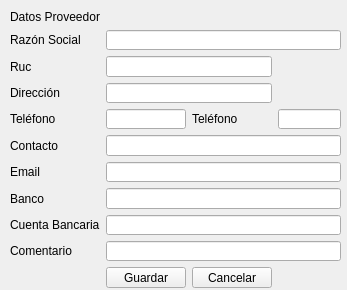
benArambide/ProyFinal-IS2, file ui_datos_proveedor.ui: the form before one commit.
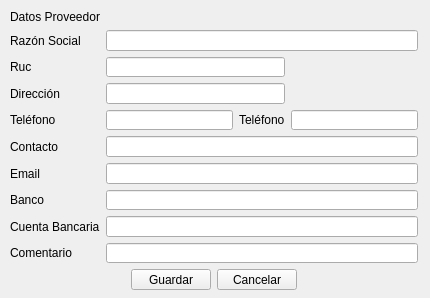
The form after the commit.

The edit to the form file:
```diff
--- a/ui_datos_proveedor.ui
+++ b/ui_datos_proveedor.ui
@@ -6,8 +6,8 @@
    <rect>
     <x>0</x>
     <y>0</y>
-    <width>347</width>
-    <height>290</height>
+    <width>430</width>
+    <height>298</height>
    </rect>
   </property>
   <property name="windowTitle">
@@ -18,8 +18,8 @@
     <rect>
      <x>10</x>
      <y>10</y>
-     <width>331</width>
-     <height>278</height>
+     <width>408</width>
+     <height>280</height>
     </rect>
    </property>
    <layout class="QGridLayout" name="gridLayout">
@@ -37,6 +37,9 @@
       </property>
      </widget>
     </item>
+    <item row="1" column="2" colspan="3">
+     <widget class="QLineEdit" name="lineEdit_razon_social"/>
+    </item>
     <item row="2" column="1">
      <widget class="QLabel" name="label_3">
       <property name="text">
@@ -44,6 +47,9 @@
       </property>
      </widget>
     </item>
+    <item row="2" column="2" colspan="2">
+     <widget class="QLineEdit" name="lineEdit_ruc"/>
+    </item>
     <item row="3" column="1">
      <widget class="QLabel" name="label_4">
       <property name="text">
@@ -51,6 +57,9 @@
       </property>
      </widget>
     </item>
+    <item row="3" column="2" colspan="2">
+     <widget class="QLineEdit" name="lineEdit_direccion"/>
+    </item>
     <item row="4" column="1">
      <widget class="QLabel" name="label_5">
       <property name="text">
@@ -58,6 +67,9 @@
       </property>
      </widget>
     </item>
+    <item row="4" column="2">
+     <widget class="QLineEdit" name="lineEdit_telefono1"/>
+    </item>
     <item row="4" column="3">
      <widget class="QLabel" name="label_6">
       <property name="text">
@@ -65,6 +77,9 @@
       </property>
      </widget>
     </item>
+    <item row="4" column="4">
+     <widget class="QLineEdit" name="lineEdit_telefono2"/>
+    </item>
     <item row="5" column="1">
      <widget class="QLabel" name="label_7">
       <property name="text">
@@ -72,37 +87,18 @@
       </property>
      </widget>
     </item>
-    <item row="1" column="2" colspan="3">
-     <widget class="QLineEdit" name="lineEdit_2"/>
-    </item>
-    <item row="2" column="2" colspan="2">
-     <widget class="QLineEdit" name="lineEdit_3"/>
-    </item>
-    <item row="3" column="2" colspan="2">
-     <widget class="QLineEdit" name="lineEdit_4"/>
-    </item>
-    <item row="4" column="2">
-     <widget class="QLineEdit" name="lineEdit_5"/>
-    </item>
-    <item row="4" column="4">
-     <widget class="QLineEdit" name="lineEdit_6"/>
-    </item>
     <item row="5" column="2" colspan="3">
      <widget class="QLineEdit" name="lineEdit_7"/>
     </item>
-    <item row="10" column="2">
-     <widget class="QPushButton" name="pushButton">
+    <item row="6" column="1">
+     <widget class="QLabel" name="label_10">
       <property name="text">
-       <string>Guardar</string>
+       <string>Email</string>
       </property>
      </widget>
     </item>
-    <item row="10" column="3">
-     <widget class="QPushButton" name="pushButton_2">
-      <property name="text">
-       <string>Cancelar</string>
-      </property>
-     </widget>
+    <item row="6" column="2" colspan="3">
+     <widget class="QLineEdit" name="lineEdit_email"/>
     </item>
     <item row="7" column="1">
      <widget class="QLabel" name="label_8">
@@ -111,6 +107,9 @@
       </property>
      </widget>
     </item>
+    <item row="7" column="2" colspan="3">
+     <widget class="QLineEdit" name="lineEdit_nombre_banco"/>
+    </item>
     <item row="8" column="1">
      <widget class="QLabel" name="label_9">
       <property name="text">
@@ -118,12 +117,8 @@
       </property>
      </widget>
     </item>
-    <item row="6" column="1">
-     <widget class="QLabel" name="label_10">
-      <property name="text">
-       <string>Email</string>
-      </property>
-     </widget>
+    <item row="8" column="2" colspan="3">
+     <widget class="QLineEdit" name="lineEdit_numero_cuenta"/>
     </item>
     <item row="9" column="1">
      <widget class="QLabel" name="label_11">
@@ -132,17 +127,52 @@
       </property>
      </widget>
     </item>
-    <item row="6" column="2" colspan="3">
-     <widget class="QLineEdit" name="lineEdit"/>
-    </item>
-    <item row="7" column="2" colspan="3">
-     <widget class="QLineEdit" name="lineEdit_8"/>
-    </item>
-    <item row="8" column="2" colspan="3">
-     <widget class="QLineEdit" name="lineEdit_9"/>
-    </item>
     <item row="9" column="2" colspan="3">
-     <widget class="QLineEdit" name="lineEdit_10"/>
+     <widget class="QLineEdit" name="lineEdit_comentario"/>
+    </item>
+    <item row="10" column="1" colspan="4">
+     <layout class="QHBoxLayout" name="horizontalLayout">
+      <item>
+       <spacer name="horizontalSpacer">
+        <property name="orientation">
+         <enum>Qt::Horizontal</enum>
+        </property>
+        <property name="sizeHint" stdset="0">
+         <size>
+          <width>40</width>
+          <height>20</height>
+         </size>
+        </property>
+       </spacer>
+      </item>
+      <item>
+       <widget class="QPushButton" name="pushButton_save">
+        <property name="text">
+         <string>Guardar</string>
+        </property>
+       </widget>
+      </item>
+      <item>
+       <widget class="QPushButton" name="pushButton_cancel">
+        <property name="text">
+         <string>Cancelar</string>
+        </property>
+       </widget>
+      </item>
+      <item>
+       <spacer name="horizontalSpacer_2">
+        <property name="orientation">
+         <enum>Qt::Horizontal</enum>
+        </property>
+        <property name="sizeHint" stdset="0">
+         <size>
+          <width>40</width>
+          <height>20</height>
+         </size>
+        </property>
+       </spacer>
+      </item>
+     </layout>
     </item>
    </layout>
   </widget>
```
Left out of the diff: 2 changed lines with no effect on the pictures.
